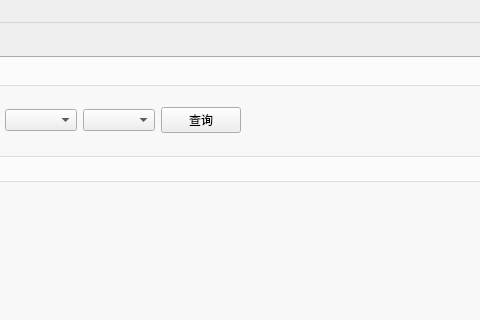
Before: the Qt Designer form UI/StockMain.ui in liumin0/stockii_client, drawn with Qt 5; both pictures show x 572 to 1052 and y 0 to 320 of the 1227 by 806 pixel window.
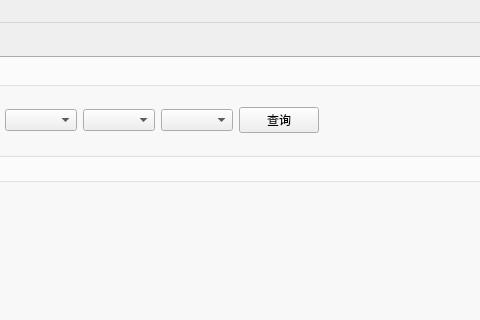
After: the same form once the commit is applied. The open tabs and pages were chosen to show the change. Custom widgets are drawn as their Qt base class.

```diff
--- a/UI/StockMain.ui
+++ b/UI/StockMain.ui
@@ -252,6 +252,9 @@
                  </item>
                 </layout>
                </item>
+               <item>
+                <widget class="QComboBox" name="sumTypeCombo"/>
+               </item>
                <item>
                 <widget class="QPushButton" name="queryBtn_2">
                  <property name="text">
```
